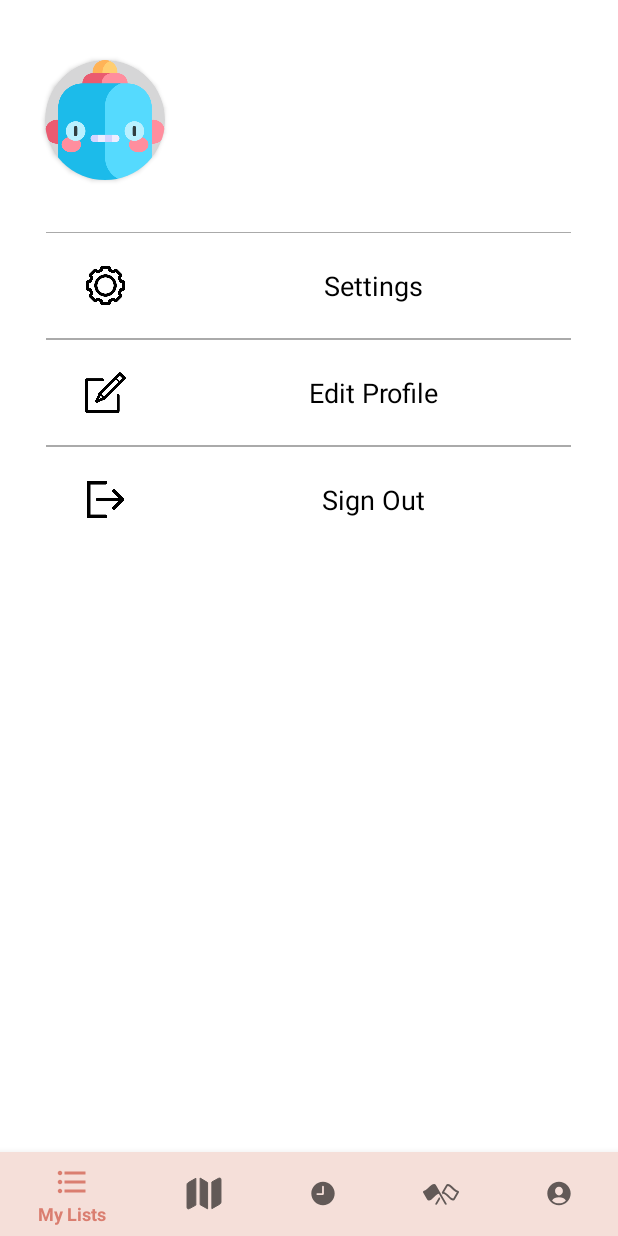
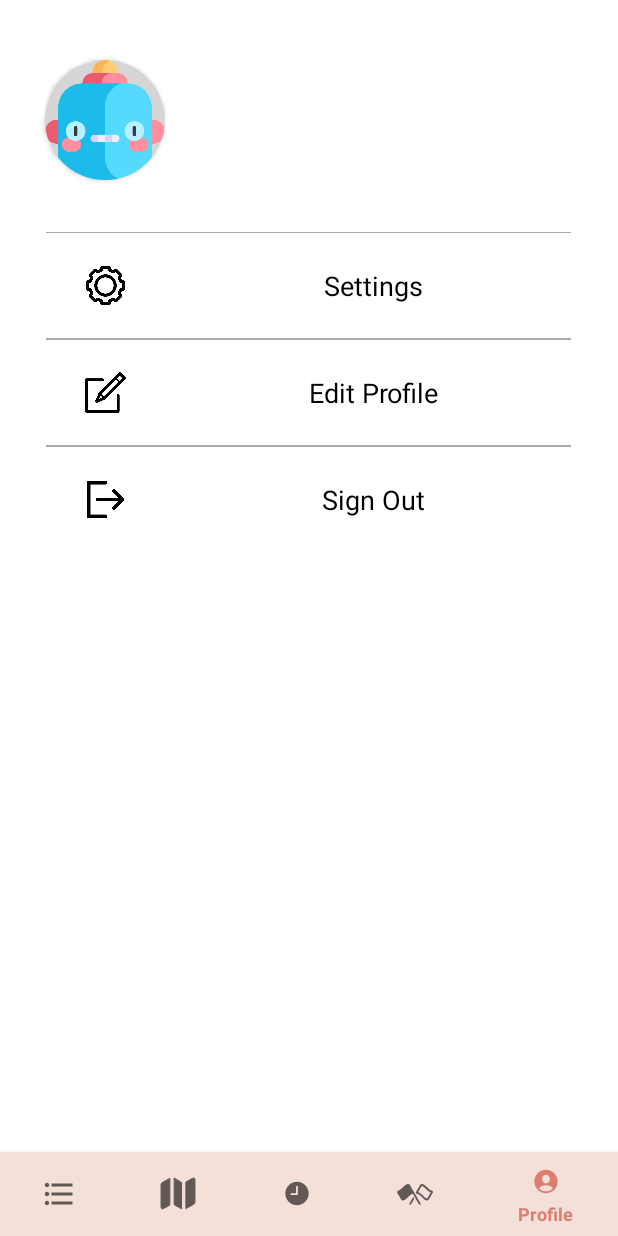
Before and after one commit to mobile-t11-1/noname_app, an Android app: the MainActivity screen opened directly, with no data from a screen before it, on a phone screen of 412 x 824 dp. Run offline under Robolectric (Android 15) with nearby library versions, the phone set to English and light mode, and no system bars; our stand-ins replace Firebase (no records; nobody signed in at launch, a user with empty details on screens opened directly).

Commit message:
Minor
Change nav bar start up selection

```diff
--- a/app/src/main/java/com/example/noname/Login.java
+++ b/app/src/main/java/com/example/noname/Login.java
@@ -64,6 +64,7 @@ public class Login extends AppCompatActivity implements View.OnClickListener{
             case R.id.forget_pw:
                 startActivity(new Intent(Login.this, ResetPassword.class));
                 break;
+
         }
     }
 
--- a/app/src/main/java/com/example/noname/MainActivity.java
+++ b/app/src/main/java/com/example/noname/MainActivity.java
@@ -19,6 +19,8 @@ public class MainActivity extends AppCompatActivity {
         // navigation bar
         BottomNavigationView bottomNavigationView = findViewById(R.id.nav_bar);
         bottomNavigationView.setOnNavigationItemSelectedListener(navListener);
+        bottomNavigationView.getMenu().findItem(R.id.profileFrag).setChecked(true);
+
 
         getSupportFragmentManager().beginTransaction()
                 .replace(R.id.fragment_container, new ProfileFrag()).commit();
```
